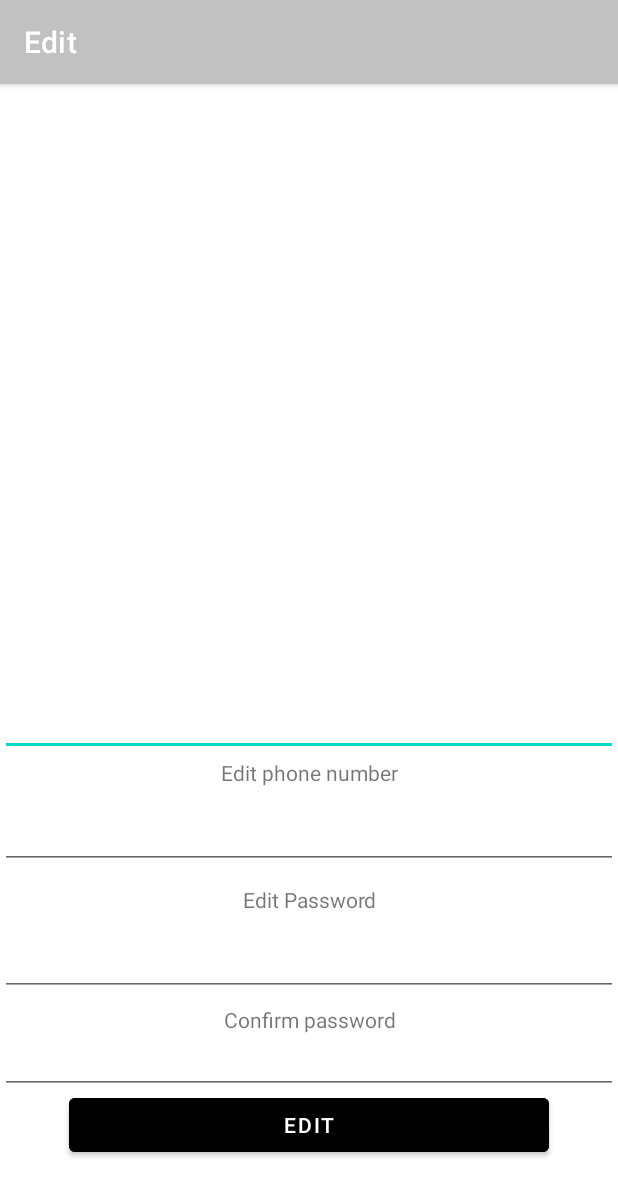
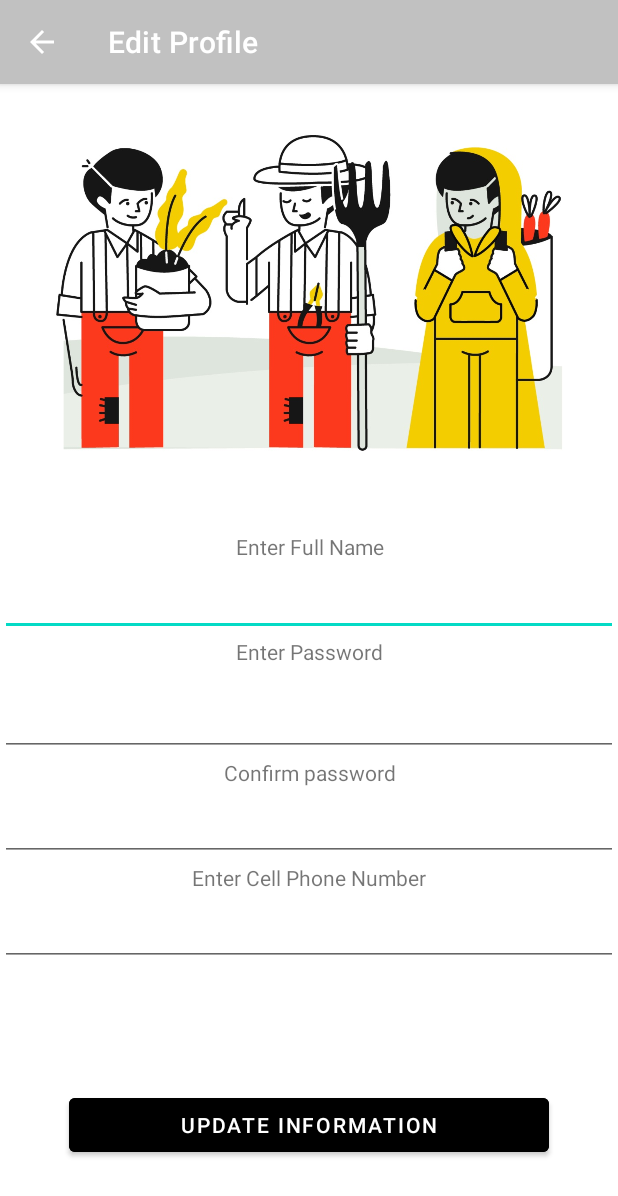
Before and after one commit to gonensel/telhaimarket, an Android app: the ProfileEditPage screen opened directly, with no data from a screen before it, on a phone screen of 412 x 824 dp. Shown: the top 1196 px of the screen. Run offline under Robolectric (Android 15) with nearby library versions, the phone set to English and light mode, and no system bars.

Commit message:
edit profile page activity -- (Raz)

```diff
--- a/app/src/main/AndroidManifest.xml
+++ b/app/src/main/AndroidManifest.xml
@@ -1,6 +1,5 @@
 <?xml version="1.0" encoding="utf-8"?>
 <manifest xmlns:android="http://schemas.android.com/apk/res/android"
-
     package="com.example.telhaimarket" >
 
     <uses-permission android:name="android.permission.INTERNET" />
@@ -12,8 +11,13 @@
         android:roundIcon="@mipmap/ic_launcher_round"
         android:supportsRtl="true"
         android:theme="@style/Theme.Telhaimarket"
-
         android:usesCleartextTraffic="true" >
+        <activity
+            android:name=".ProfileEditPage"
+            android:configChanges="orientation|keyboardHidden|screenSize"
+            android:exported="true"
+            android:label="@string/title_activity_profile_page"
+            android:theme="@style/Theme.Telhaimarket.Fullscreen" />
         <activity
             android:name=".ProfilePage"
             android:configChanges="orientation|keyboardHidden|screenSize"
@@ -26,12 +30,6 @@
             android:exported="true"
             android:label="@string/title_activity_new_post"
             android:theme="@style/Theme.Telhaimarket.Fullscreen" />
-        <activity
-        android:name=".ProfileEditPage"
-        android:configChanges="orientation|keyboardHidden|screenSize"
-        android:exported="true"
-        android:label="@string/title_activity_edit_post"
-        android:theme="@style/Theme.Telhaimarket.Fullscreen" />
         <activity
             android:name=".Register"
             android:configChanges="orientation|keyboardHidden|screenSize"
--- a/app/src/main/java/com/example/telhaimarket/ProfileEditPage.java
+++ b/app/src/main/java/com/example/telhaimarket/ProfileEditPage.java
@@ -10,5 +10,9 @@ public class ProfileEditPage extends AppCompatActivity {
     protected void onCreate(Bundle savedInstanceState) {
         super.onCreate(savedInstanceState);
         setContentView(R.layout.activity_profile_edit_page);
+        getSupportActionBar().setTitle("Edit Profile");
+        getSupportActionBar().setDisplayHomeAsUpEnabled(true);
+        getSupportActionBar().setDisplayShowHomeEnabled(true);
+
     }
 }
--- a/app/src/main/res/layout/activity_profile_edit_page.xml
+++ b/app/src/main/res/layout/activity_profile_edit_page.xml
@@ -1,108 +1,119 @@
 <?xml version="1.0" encoding="utf-8"?>
-<androidx.constraintlayout.widget.ConstraintLayout xmlns:android="http://schemas.android.com/apk/res/android"
+<FrameLayout xmlns:android="http://schemas.android.com/apk/res/android"
     xmlns:app="http://schemas.android.com/apk/res-auto"
     xmlns:tools="http://schemas.android.com/tools"
     android:layout_width="match_parent"
     android:layout_height="match_parent"
-    android:background="@color/purple_200"
+    android:background="@color/white"
     android:theme="@style/ThemeOverlay.Telhaimarket.FullscreenContainer"
-    tools:context=".ProfileEditPage" >
+    tools:context=".Register">
 
     <FrameLayout
         android:layout_width="match_parent"
-        android:layout_height="match_parent"
-        tools:layout_editor_absoluteX="89dp"
-        tools:layout_editor_absoluteY="134dp">
+        android:layout_height="match_parent">
+
+        <TextView
+            android:id="@+id/FullName_editpage_view"
+            android:layout_width="wrap_content"
+            android:layout_height="wrap_content"
+            android:ems="25"
+            android:text="@string/enter_full_name"
+            android:textAlignment="center"
+            android:layout_marginTop="-75dp"
+            android:layout_gravity="center" />
 
         <EditText
-            android:id="@+id/editFullName"
+            android:id="@+id/FullName_editpage_edit"
             android:layout_width="wrap_content"
             android:layout_height="wrap_content"
             android:layout_gravity="center"
-            android:layout_marginTop="40dp"
+            android:layout_marginTop="-40dp"
             android:ems="20"
             android:inputType="textPhonetic"
             android:minHeight="48dp"
             android:textAlignment="center" />
 
         <TextView
-            android:id="@+id/PhoneNumber"
+            android:id="@+id/password_editpage_view"
+            android:layout_width="wrap_content"
+            android:layout_height="wrap_content"
+            android:ems="25"
+            android:text="@string/enter_password"
+            android:textAlignment="center"
+            android:layout_marginTop="-5dp"
+            android:layout_gravity="center" />
+
+        <EditText
+            android:id="@+id/password_editpage_edit"
             android:layout_width="wrap_content"
             android:layout_height="wrap_content"
             android:layout_gravity="center"
-            android:layout_marginTop="75dp"
-            android:ems="25"
-            android:text="@string/edit_phone_number"
-            android:textAlignment="center" />
-
-
-        <EditText
-            android:id="@+id/PhoneNumber_edit"
-            android:layout_width="wrap_content"
-            android:layout_height="wrap_content"
-            android:layout_gravity="center"
-            android:layout_marginTop="115dp"
-            android:ems="20"
-            android:inputType="phone"
-            android:minHeight="48dp"
-            android:textAlignment="center" />
-
-        <TextView
-            android:id="@+id/password_Edit_view"
-            android:layout_width="wrap_content"
-            android:layout_height="wrap_content"
-            android:layout_gravity="center"
-            android:layout_marginTop="160dp"
-            android:ems="25"
-            android:text="@string/edit_password"
-            android:textAlignment="center" />
-\
-
-        <EditText
-            android:id="@+id/password_edit_txt"
-            android:layout_width="wrap_content"
-            android:layout_height="wrap_content"
-            android:layout_gravity="center"
-            android:layout_marginTop="200dp"
+            android:layout_marginTop="40dp"
             android:ems="20"
             android:inputType="textPassword"
             android:minHeight="48dp"
             android:textAlignment="center" />
 
         <TextView
-            android:id="@+id/re_password_edit_con_view"
+            android:id="@+id/re_password_editpage_view"
+            android:layout_width="wrap_content"
+            android:layout_height="wrap_content"
+            android:ems="25"
+            android:text="@string/confirm_enter_password"
+            android:textAlignment="center"
+            android:layout_marginTop="75dp"
+            android:layout_gravity="center" />
+
+        <EditText
+            android:id="@+id/re_password_editpage_edit"
             android:layout_width="wrap_content"
             android:layout_height="wrap_content"
             android:layout_gravity="center"
-            android:layout_marginTop="240dp"
-            android:ems="25"
-            android:text="@string/confirm_enter_password"
-            android:textAlignment="center" />
-
-        <EditText
-            android:id="@+id/re_password__edit_con_txt"
-            android:layout_width="wrap_content"
-            android:layout_height="wrap_content"
-            android:layout_gravity="center"
-            android:layout_marginTop="265dp"
+            android:layout_marginTop="110dp"
             android:ems="20"
             android:inputType="textPassword"
             android:minHeight="48dp"
             android:textAlignment="center" />
 
+        <TextView
+            android:id="@+id/PhoneNumber_editpage"
+            android:layout_width="wrap_content"
+            android:layout_height="wrap_content"
+            android:ems="25"
+            android:text="@string/enter_cell_phone_number"
+            android:textAlignment="center"
+            android:layout_marginTop="145dp"
+            android:layout_gravity="center" />
 
-        <Button
-            android:id="@+id/register_button"
+        <EditText
+            android:id="@+id/editPhoneNumber_editpage"
             android:layout_width="wrap_content"
             android:layout_height="wrap_content"
             android:layout_gravity="center"
-            android:layout_marginTop="310dp"
-            android:backgroundTint="@color/black"
+            android:layout_marginTop="180dp"
             android:ems="20"
-            android:text="@string/Edit_btn"
+            android:inputType="phone"
+            android:minHeight="48dp"
             android:textAlignment="center" />
 
+        <Button
+            android:id="@+id/update_editpage_button"
+            android:layout_width="wrap_content"
+            android:layout_height="wrap_content"
+            android:ems="20"
+            android:layout_marginTop="310dp"
+            android:text="@string/update_information"
+            android:backgroundTint="@color/black"
+            android:textAlignment="center"
+            android:layout_gravity="center" />
+
+        <ImageView
+            android:id="@+id/editpage_image_header"
+            android:layout_width="wrap_content"
+            android:layout_height="wrap_content"
+            android:layout_marginTop="-300dp"
+            android:ems="20"
+            app:srcCompat="@drawable/outfit" />
 
     </FrameLayout>
-
-</androidx.constraintlayout.widget.ConstraintLayout>
+</FrameLayout>
--- a/app/src/main/res/values/strings.xml
+++ b/app/src/main/res/values/strings.xml
@@ -41,6 +41,7 @@
     <string name="log_out">log out</string>
     <string name="Edit_btn">edit</string>
     <string name="title_activity_edit_post">Edit</string>
+    <string name="update_information">update information</string>
 
 
 </resources>
```
Also changed, not shown: app/src/main/res/drawable/outfit.jpg (added).
